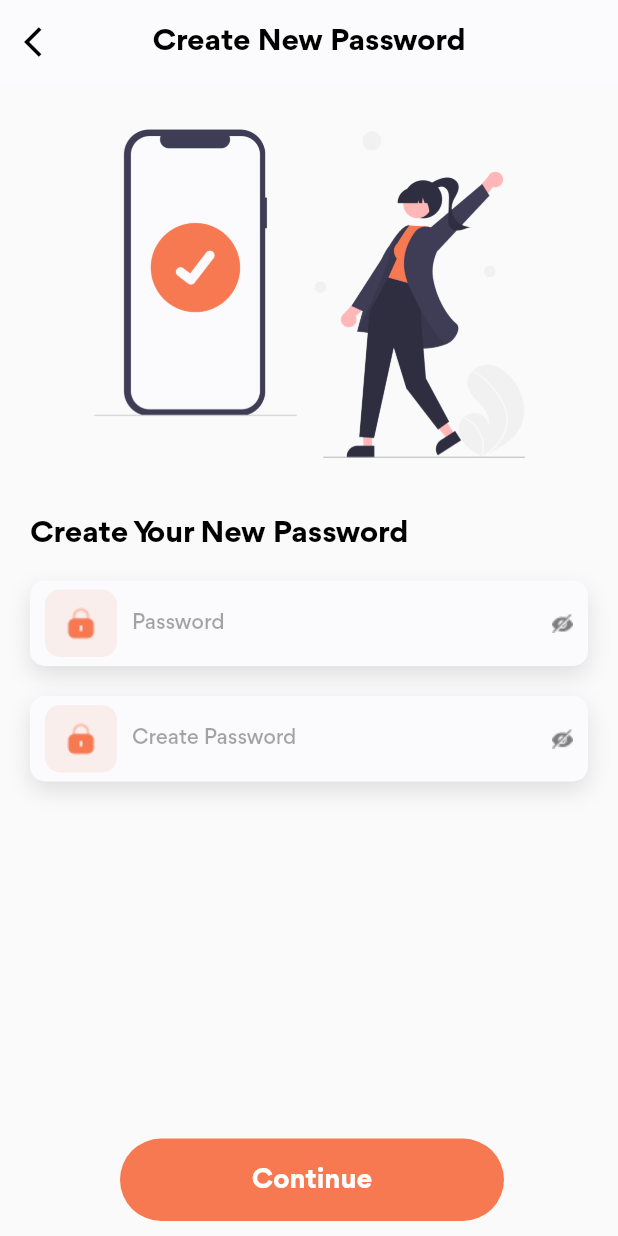
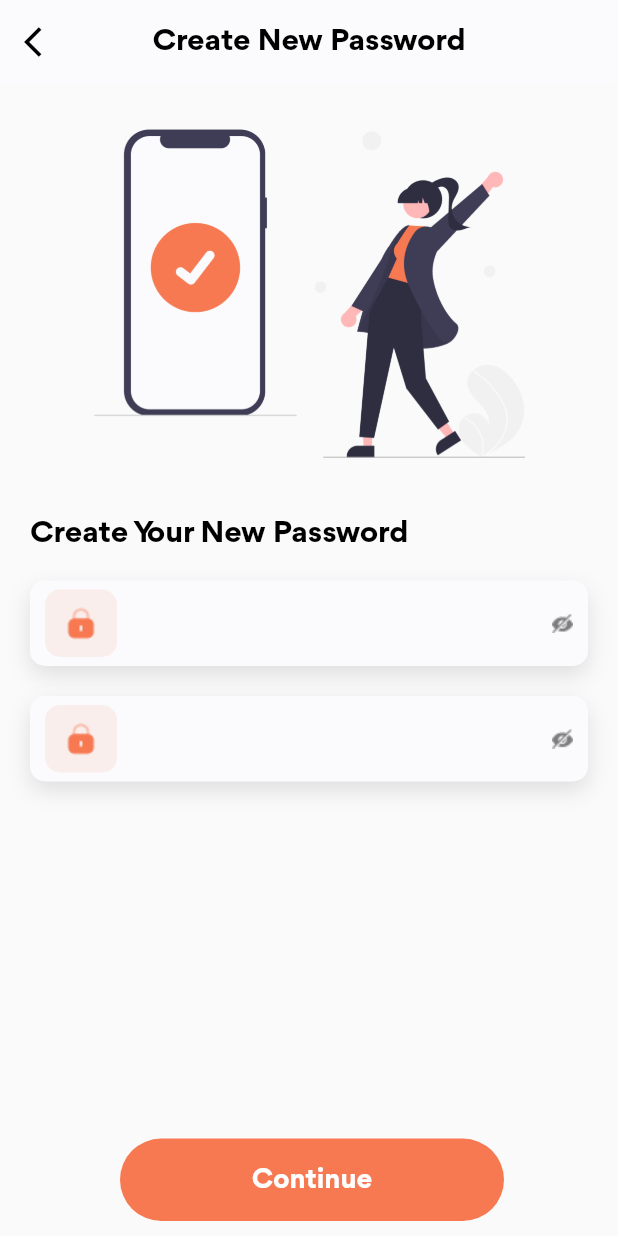
Before and after one commit to priyanshiguna/wastra_app, a Flutter app: the ForgotThirdScreen screen opened directly, on a phone screen of 412 x 824 dp. Run offline on Flutter 3.47's test engine with Material 2 defaults, Android fonts, the phone set to English and light mode, and no system bars.

Commit message:
hasti(march 15 second update)

```diff
--- a/lib/app_common_widget/text_fill_common.dart
+++ b/lib/app_common_widget/text_fill_common.dart
@@ -5,6 +5,9 @@ class TextFillContainer extends StatelessWidget {
   final String? image;
   final bool? isRequired;
   final bool? isSelect;
+  final String? hintText;
+  final ValueChanged<String>? onChanged;
+  final TextEditingController? controller;
 
   const TextFillContainer({
     Key? key,
@@ -12,6 +15,9 @@ class TextFillContainer extends StatelessWidget {
     this.image,
     this.isRequired = false,
     this.isSelect = false,
+    this.hintText,
+    this.onChanged,
+    this.controller,
   }) : super(key: key);
 
   @override
@@ -51,13 +57,21 @@ class TextFillContainer extends StatelessWidget {
             const SizedBox(
               width: 10,
             ),
-            Text(
-              text!,
-              style: const TextStyle(
-                  fontFamily: "Gordita",
-                  color: Color(0x59000000),
-                  fontSize: 14,
-                  fontWeight: FontWeight.w500),
+            Expanded(
+              child: TextField(
+                controller: controller,
+                onChanged: onChanged,
+                autocorrect: true,
+                decoration: InputDecoration(
+                  hintText: hintText,
+                  border: InputBorder.none,
+                  hintStyle: TextStyle(
+                      color: Color(0x59000000),
+                      fontWeight: FontWeight.w500,
+                      fontSize: 12,
+                      fontFamily: "Gordita"),
+                ),
+              ),
             ),
             const Spacer(),
             isSelect!
--- a/lib/main.dart
+++ b/lib/main.dart
@@ -1,5 +1,5 @@
 import 'package:flutter/material.dart';
-import 'package:wastra_app/bottom_bar_screen.dart';
+import 'package:wastra_app/onboarding_screen.dart';
 
 void main() {
   runApp(const MyApp());
@@ -17,7 +17,7 @@ class MyApp extends StatelessWidget {
       theme: ThemeData(
         primarySwatch: Colors.blue,
       ),
-      home: const BottomBarScreen(),
+      home: const OnBoardingScreen(),
     );
   }
 }
```
Also changed, not shown: lib/forgot_first_screen.dart (+17 -6 lines), lib/login_screen.dart (+13 -6 lines), lib/signup_screen.dart (+15 -4 lines).
